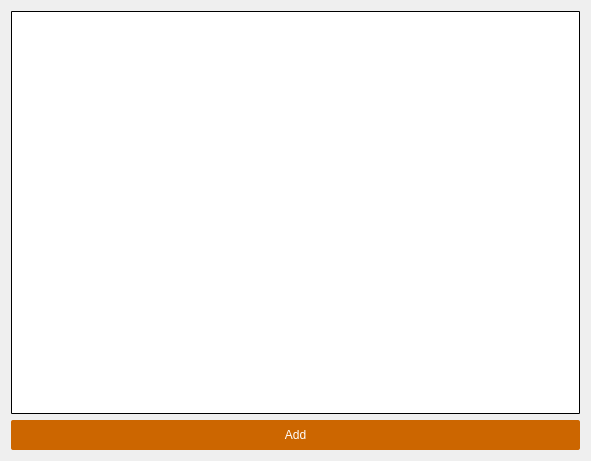
The window that PSIArchiver/filebrowser.ui (paulscherrerinstitute/scicat-qt) describes before a commit, drawn with Qt 5.
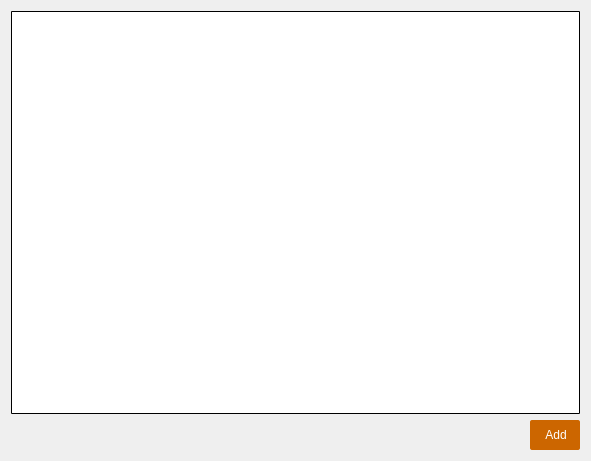
The same window after the commit.

What changed in the file:
```diff
--- a/PSIArchiver/filebrowser.ui
+++ b/PSIArchiver/filebrowser.ui
@@ -13,33 +13,46 @@
   <property name="windowTitle">
    <string>Select Files</string>
   </property>
-  <layout class="QVBoxLayout" name="verticalLayout">
-   <item>
-    <widget class="QColumnView" name="columnView">
-     <property name="styleSheet">
-      <string notr="true">QColumnView::item{ selection-background-color: rgb(0, 153, 200)}
-QColumnView:hover{color: rgb(255, 255, 255)}
-QColumnView{border-radius:1px;border-width:1px; border-color:rgb(0, 0, 0); border-style:solid}</string>
-     </property>
-    </widget>
-   </item>
-   <item>
+  <layout class="QGridLayout" name="gridLayout">
+   <item row="2" column="1">
     <widget class="QPushButton" name="pushButtonFileBrowser">
      <property name="minimumSize">
       <size>
-       <width>0</width>
+       <width>50</width>
        <height>30</height>
       </size>
      </property>
      <property name="styleSheet">
-      <string notr="true">QPushButton{background-color: rgb(204, 102, 0); color: rgb(255, 255, 255); border-radius:2px}
-QPushButton:hover{background-color: rgb(244, 122, 0); color: rgb(255, 255, 255)}</string>
+      <string notr="true">QPushButton{background-color: rgb(204, 102, 0); color: rgb(255, 255, 255); border-radius:2px; padding-left: 5px; padding-right: 3px;}
+QPushButton:hover{background-color: rgb(244, 122, 0); color: rgb(255, 255, 255); padding-left: 5px; padding-right: 3px;}</string>
      </property>
      <property name="text">
       <string>Add</string>
      </property>
     </widget>
    </item>
+   <item row="2" column="0">
+    <spacer name="horizontalSpacer">
+     <property name="orientation">
+      <enum>Qt::Horizontal</enum>
+     </property>
+     <property name="sizeHint" stdset="0">
+      <size>
+       <width>40</width>
+       <height>20</height>
+      </size>
+     </property>
+    </spacer>
+   </item>
+   <item row="0" column="0" colspan="2">
+    <widget class="QColumnView" name="columnView">
+     <property name="styleSheet">
+      <string notr="true">QColumnView::item{ selection-background-color: rgb(0, 153, 200)}
+QColumnView:hover{color: rgb(255, 255, 255)}
+QColumnView{border-radius:1px;border-width:1px; border-color:rgb(0, 0, 0); border-style:solid}</string>
+     </property>
+    </widget>
+   </item>
   </layout>
  </widget>
  <resources/>
```
